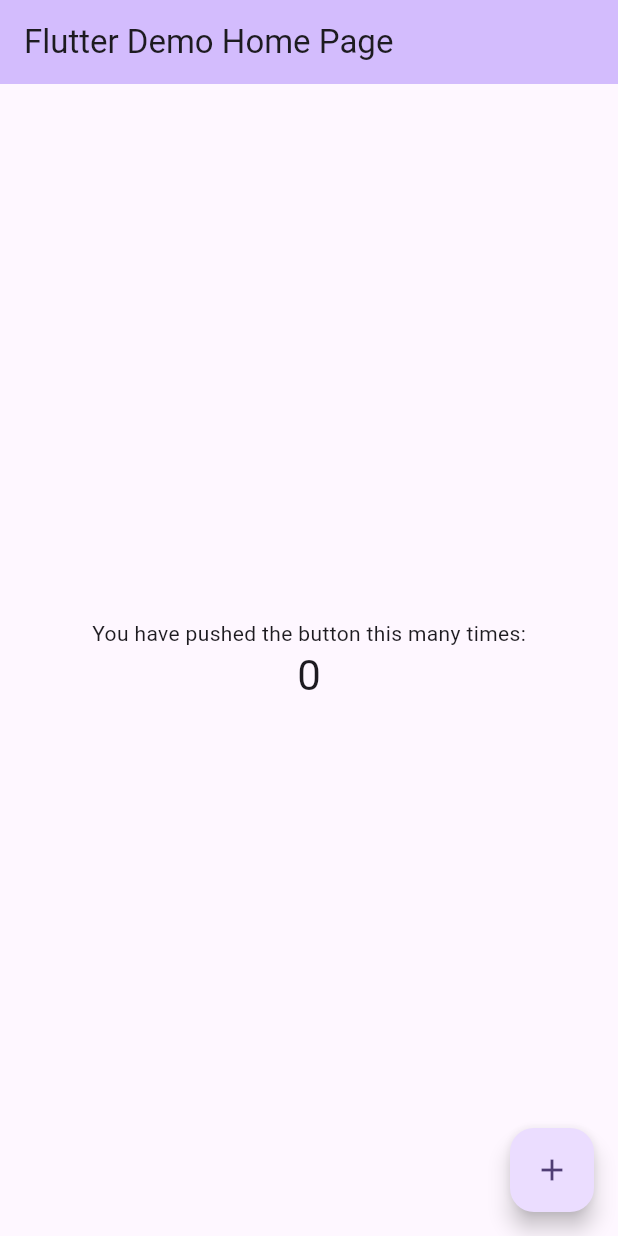
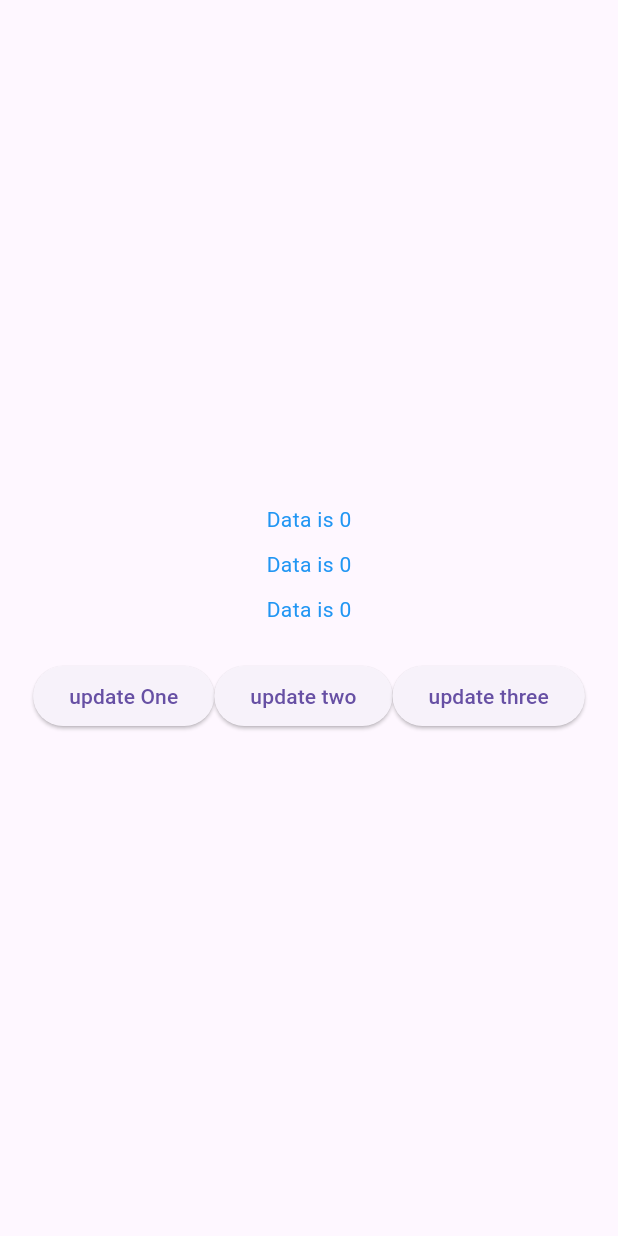
Before and after one commit to atiquehossain/getx, a Flutter app: the screen it shows after launch, on a phone screen of 412 x 824 dp. Run offline on Flutter 3.47's test engine with Material 3 defaults, Android fonts, the phone set to English and light mode, and no system bars; our stand-ins replace get.

Commit message:
get Builder

```diff
--- /dev/null
+++ b/lib/Controller/counter_controllar.dart
@@ -0,0 +1,22 @@
+import 'package:get/get.dart';
+
+class CounterController extends GetxController {
+  var count = 0;
+  var count2 = 0;
+  var count3 = 0;
+
+  void increment() {
+     count++;
+     update(['up1']);
+  }
+
+  void increment2() {
+    count2++;
+    update(['up2']);
+  }
+
+  void increment3() {
+    count3++;
+    update(['up3']);
+  }
+}
--- a/lib/main.dart
+++ b/lib/main.dart
@@ -1,7 +1,9 @@
 import 'package:flutter/material.dart';
+import 'package:get/get.dart';
+import 'package:getx/Controller/counter_controllar.dart';
 
 void main() {
-  runApp(const MyApp());
+  runApp(MyApp());
 }
 
 class MyApp extends StatelessWidget {
@@ -10,116 +12,77 @@ class MyApp extends StatelessWidget {
   // This widget is the root of your application.
   @override
   Widget build(BuildContext context) {
-    return MaterialApp(
-      title: 'Flutter Demo',
-      theme: ThemeData(
-        // This is the theme of your application.
-        //
-        // TRY THIS: Try running your application with "flutter run". You'll see
-        // the application has a purple toolbar. Then, without quitting the app,
-        // try changing the seedColor in the colorScheme below to Colors.green
-        // and then invoke "hot reload" (save your changes or press the "hot
-        // reload" button in a Flutter-supported IDE, or press "r" if you used
-        // the command line to start the app).
-        //
-        // Notice that the counter didn't reset back to zero; the application
-        // state is not lost during the reload. To reset the state, use hot
-        // restart instead.
-        //
-        // This works for code too, not just values: Most code changes can be
-        // tested with just a hot reload.
-        colorScheme: ColorScheme.fromSeed(seedColor: Colors.deepPurple),
-        useMaterial3: true,
-      ),
-      home: const MyHomePage(title: 'Flutter Demo Home Page'),
+    return GetMaterialApp(
+      debugShowCheckedModeBanner: false,
+      home: HomeView(),
     );
   }
 }
 
-class MyHomePage extends StatefulWidget {
-  const MyHomePage({super.key, required this.title});
+class HomeView extends StatelessWidget {
+  HomeView({super.key});
 
-  // This widget is the home page of your application. It is stateful, meaning
-  // that it has a State object (defined below) that contains fields that affect
-  // how it looks.
-
-  // This class is the configuration for the state. It holds the values (in this
-  // case the title) provided by the parent (in this case the App widget) and
-  // used by the build method of the State. Fields in a Widget subclass are
-  // always marked "final".
-
-  final String title;
-
-  @override
-  State<MyHomePage> createState() => _MyHomePageState();
-}
-
-class _MyHomePageState extends State<MyHomePage> {
-  int _counter = 0;
-
-  void _incrementCounter() {
-    setState(() {
-      // This call to setState tells the Flutter framework that something has
-      // changed in this State, which causes it to rerun the build method below
-      // so that the display can reflect the updated values. If we changed
-      // _counter without calling setState(), then the build method would not be
-      // called again, and so nothing would appear to happen.
-      _counter++;
-    });
-  }
+  final dependency = Get.put(CounterController());
 
   @override
   Widget build(BuildContext context) {
-    // This method is rerun every time setState is called, for instance as done
-    // by the _incrementCounter method above.
-    //
-    // The Flutter framework has been optimized to make rerunning build methods
-    // fast, so that you can just rebuild anything that needs updating rather
-    // than having to individually change instances of widgets.
     return Scaffold(
-      appBar: AppBar(
-        // TRY THIS: Try changing the color here to a specific color (to
-        // Colors.amber, perhaps?) and trigger a hot reload to see the AppBar
-        // change color while the other colors stay the same.
-        backgroundColor: Theme.of(context).colorScheme.inversePrimary,
-        // Here we take the value from the MyHomePage object that was created by
-        // the App.build method, and use it to set our appbar title.
-        title: Text(widget.title),
-      ),
+      //appBar: AppBar(),
       body: Center(
-        // Center is a layout widget. It takes a single child and positions it
-        // in the middle of the parent.
-        child: Column(
-          // Column is also a layout widget. It takes a list of children and
-          // arranges them vertically. By default, it sizes itself to fit its
-          // children horizontally, and tries to be as tall as its parent.
-          //
-          // Column has various properties to control how it sizes itself and
-          // how it positions its children. Here we use mainAxisAlignment to
-          // center the children vertically; the main axis here is the vertical
-          // axis because Columns are vertical (the cross axis would be
-          // horizontal).
-          //
-          // TRY THIS: Invoke "debug painting" (choose the "Toggle Debug Paint"
-          // action in the IDE, or press "p" in the console), to see the
-          // wireframe for each widget.
-          mainAxisAlignment: MainAxisAlignment.center,
-          children: <Widget>[
-            const Text(
-              'You have pushed the button this many times:',
-            ),
-            Text(
-              '$_counter',
-              style: Theme.of(context).textTheme.headlineMedium,
-            ),
-          ],
-        ),
-      ),
-      floatingActionButton: FloatingActionButton(
-        onPressed: _incrementCounter,
-        tooltip: 'Increment',
-        child: const Icon(Icons.add),
-      ), // This trailing comma makes auto-formatting nicer for build methods.
+          child: Column(
+        mainAxisAlignment: MainAxisAlignment.center,
+        children: [
+          GetBuilder<CounterController>(
+              id: "up1",
+              builder: (controller) {
+                print("Update One");
+                return Text(
+                  "Data is " + controller.count.toString(),
+                  style: TextStyle(color: Colors.blue),
+                );
+              }),
+          SizedBox(
+            height: 10,
+          ),
+          GetBuilder<CounterController>(
+              id: "up2",
+              builder: (controller) {
+                print("Update two");
+                return Text(
+                  "Data is " + controller.count2.toString(),
+                  style: TextStyle(color: Colors.blue),
+                );
+              }),
+          SizedBox(
+            height: 10,
+          ),
+          GetBuilder<CounterController>(
+              id: "up3",
+              builder: (controller) {
+                print("Update three");
+                return Text(
+                  "Data is " + controller.count3.toString(),
+                  style: TextStyle(color: Colors.blue),
+                );
+              }),
+          SizedBox(
+            height: 24,
+          ),
+          Row(
+            crossAxisAlignment: CrossAxisAlignment.center,
+            mainAxisAlignment: MainAxisAlignment.center,
+            children: [
+              ElevatedButton(
+                  onPressed: dependency.increment, child: Text("update One")),
+              ElevatedButton(
+                  onPressed: dependency.increment2, child: Text("update two")),
+              ElevatedButton(
+                  onPressed: dependency.increment3,
+                  child: Text("update three")),
+            ],
+          )
+        ],
+      )),
     );
   }
 }
```
Also changed, not shown: pubspec.yaml (+4 -48 lines).
